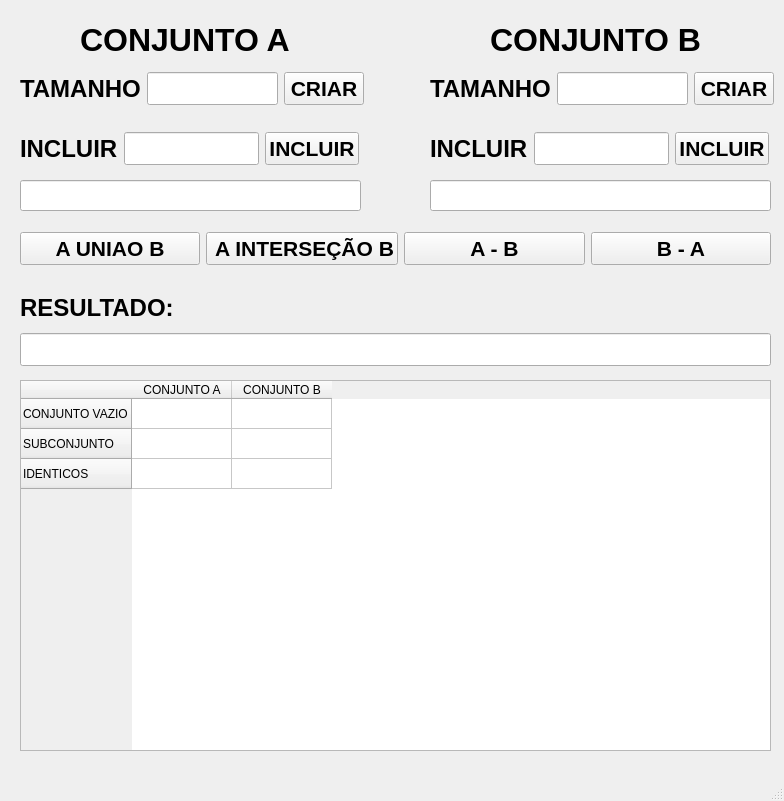
The window that telaprincipal.ui (LeorafaelART/conjuntos1) describes before a commit, drawn with Qt 5.
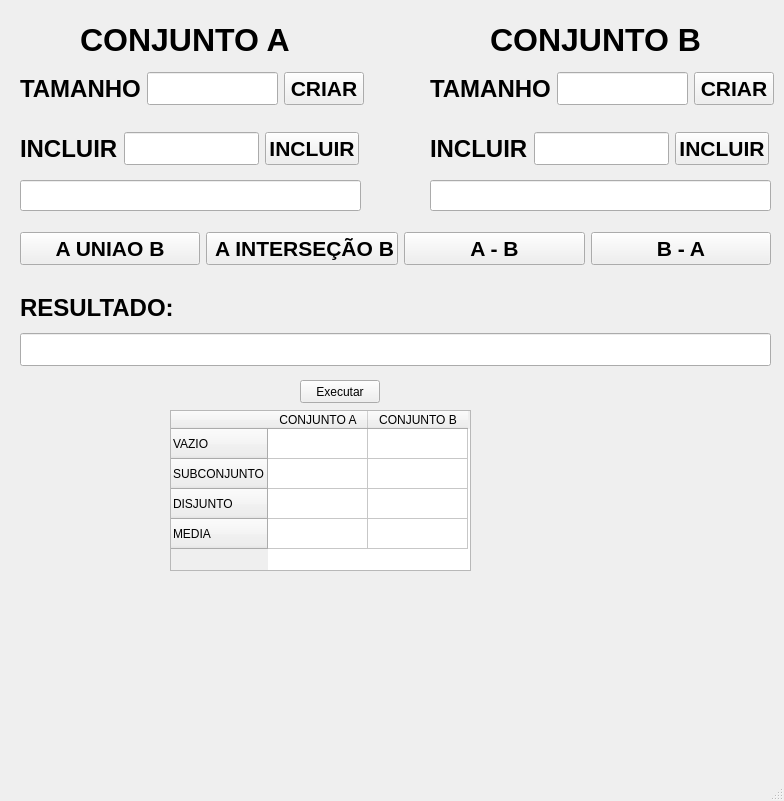
The same window after the commit.

```diff
--- a/telaprincipal.ui
+++ b/telaprincipal.ui
@@ -342,28 +342,46 @@
      </item>
     </layout>
    </widget>
-   <widget class="QTableWidget" name="tableWidgetSaida">
+   <widget class="QPushButton" name="pushButton">
     <property name="geometry">
      <rect>
-      <x>20</x>
+      <x>300</x>
       <y>380</y>
-      <width>751</width>
-      <height>371</height>
+      <width>80</width>
+      <height>23</height>
      </rect>
     </property>
+    <property name="text">
+     <string>Executar</string>
+    </property>
+   </widget>
+   <widget class="QTableWidget" name="tableWidgetSaida">
+    <property name="geometry">
+     <rect>
+      <x>170</x>
+      <y>410</y>
+      <width>301</width>
+      <height>161</height>
+     </rect>
+    </property>
     <row>
      <property name="text">
-      <string>CONJUNTO VAZIO</string>
+      <string>VAZIO</string>
      </property>
     </row>
     <row>
      <property name="text">
-      <string>SUBCONJUNTO </string>
+      <string>SUBCONJUNTO</string>
      </property>
     </row>
     <row>
      <property name="text">
-      <string>IDENTICOS</string>
+      <string>DISJUNTO</string>
+     </property>
+    </row>
+    <row>
+     <property name="text">
+      <string>MEDIA</string>
      </property>
     </row>
     <column>
```
Left out of the diff: 2 changed lines with no effect on the pictures.
